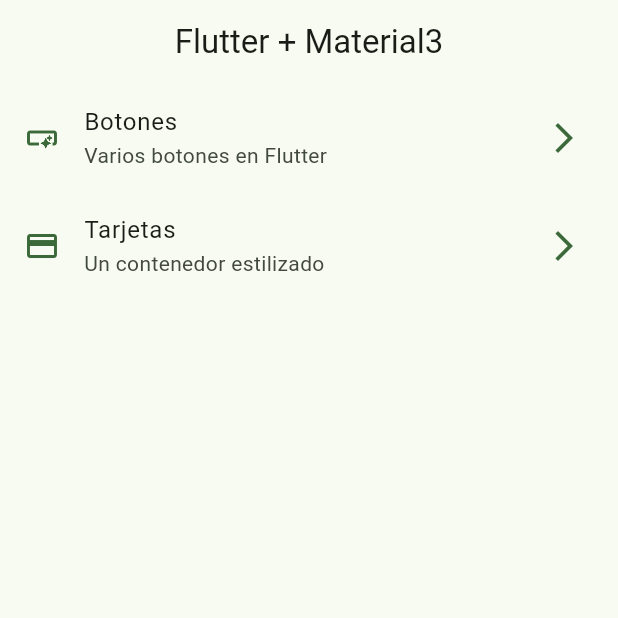
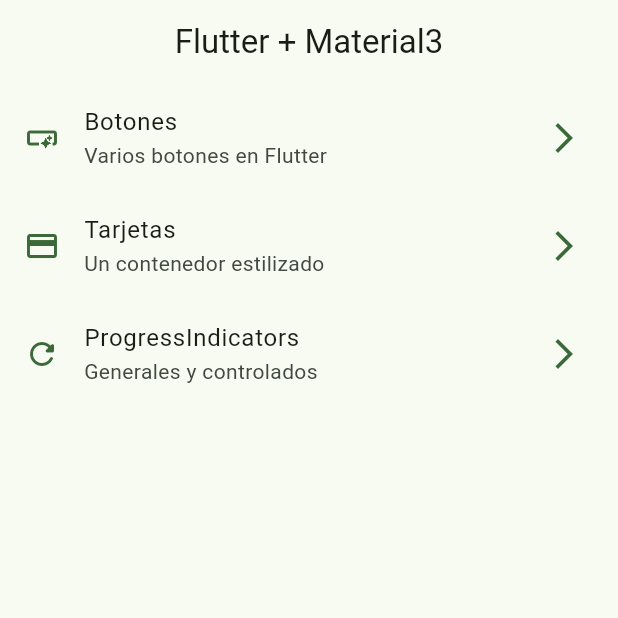
Before and after one commit to dayross/flutter_8, a Flutter app: the screen it shows after launch, on a phone screen of 412 x 824 dp, the top half of it. Run offline on Flutter 3.47's test engine with Material 3 defaults, Android fonts, the light colour scheme and no system bars; our stand-ins replace go_router.

Commit message:
Implementación de pantallas de progressbar

```diff
--- a/lib/config/menu/menu_items.dart
+++ b/lib/config/menu/menu_items.dart
@@ -24,4 +24,9 @@
       subtitle: 'Un contenedor estilizado',
       link: '/cards',
       icon: Icons.credit_card),
+  MenuItem(
+      title: 'ProgressIndicators',
+      subtitle: 'Generales y controlados',
+      link: '/progress',
+      icon: Icons.refresh_rounded),
 ];
--- a/lib/config/router/app_router.dart
+++ b/lib/config/router/app_router.dart
@@ -19,6 +19,11 @@
       path: '/cards',
       name: CardsScreen.name,
       builder: (context, state) => const CardsScreen(),
-    )
+    ),
+    GoRoute(
+      path: '/progress',
+      name: ProgressScreen.name,
+      builder: (context, state) => const ProgressScreen(),
+    ),
   ],
 );
--- a/lib/presentation/screens/home/home_screen.dart
+++ b/lib/presentation/screens/home/home_screen.dart
@@ -1,7 +1,5 @@
 import 'package:flutter/material.dart';
 import 'package:flutter_8/config/menu/menu_items.dart';
-import 'package:flutter_8/presentation/screens/buttons/buttons_screens.dart';
-import 'package:flutter_8/presentation/screens/cards/cards_screen.dart';
 import 'package:go_router/go_router.dart';
 
 class HomeScreen extends StatelessWidget {
@@ -58,7 +56,7 @@
       title: Text(items.title),
       subtitle: Text(items.subtitle),
       onTap: () {
-        context.pushNamed(CardsScreen.name);
+        context.push(items.link);
 /*           Navigator.of(context).push(
             MaterialPageRoute(
               builder: (context) => const ButtonsScreens(),
```
Also changed, not shown: lib/presentation/screens/progress/progress_screen.dart (+74 -1 lines).
